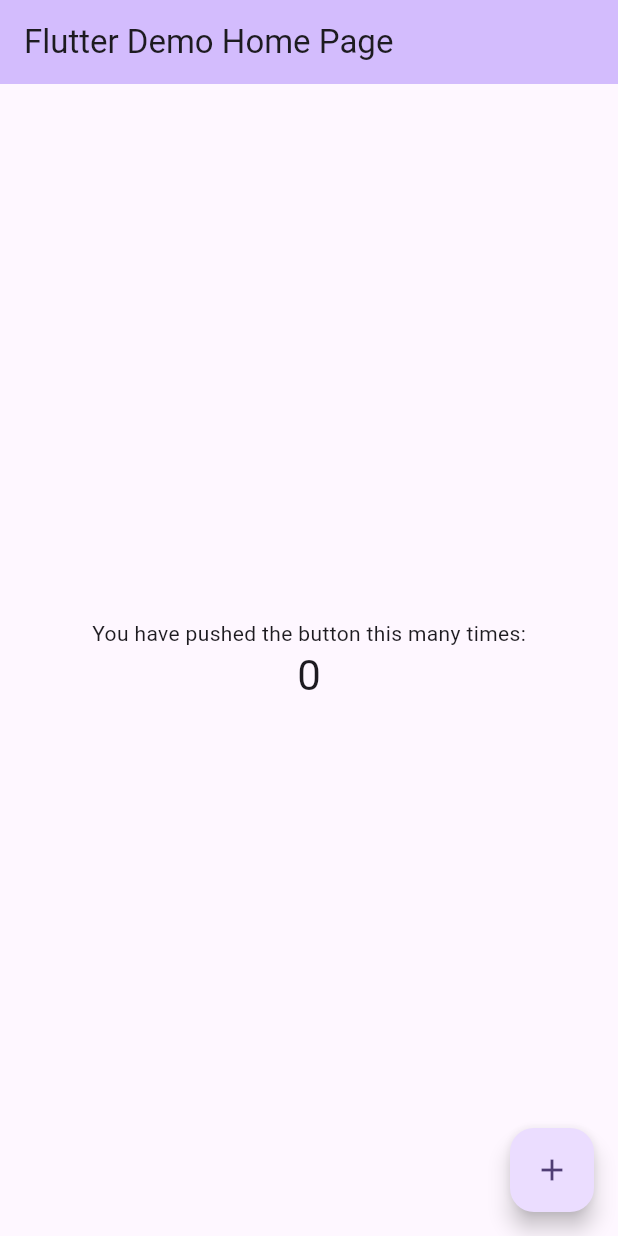
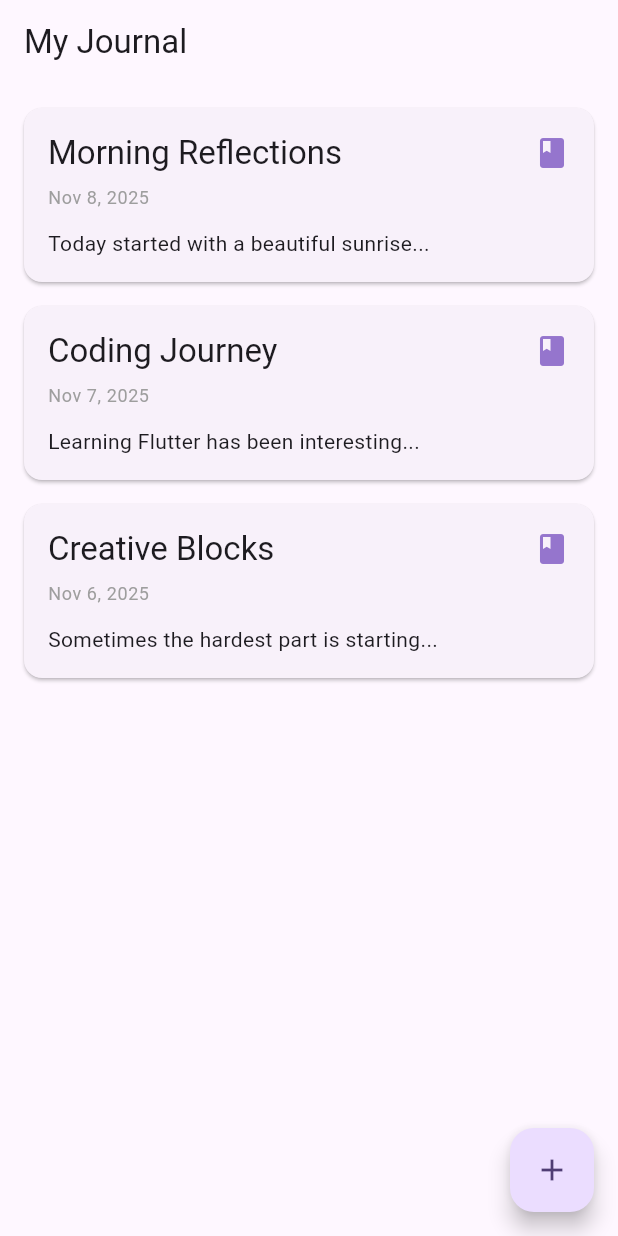
Before and after one commit to JardelK467/JournalCapture, a Flutter app: the screen it shows after launch, on a phone screen of 412 x 824 dp. Run offline on Flutter 3.47's test engine with Material 3 defaults, Android fonts, the phone set to English and light mode, and no system bars.

Commit message:
WIP: Page transition and dependencies for photo capture

```diff
--- a/lib/main.dart
+++ b/lib/main.dart
@@ -1,125 +1,68 @@
 import 'package:flutter/material.dart';
+import 'package:journal_capture/pages/journal_list_screen.dart';
 
 void main() {
-  runApp(const MyApp());
+  WidgetsFlutterBinding.ensureInitialized();
+
+  // Set up global error handling
+  FlutterError.onError = (FlutterErrorDetails details) {
+    debugPrint('🔴 Flutter Error: ${details.exception}');
+    debugPrint('Stack trace: ${details.stack}');
+  };
+
+  // Set up custom error widget
+  ErrorWidget.builder = (FlutterErrorDetails details) {
+    return Material(
+      child: Container(
+        padding: const EdgeInsets.all(16),
+        child: Text('An error occurred: ${details.exception}'),
+      ),
+    );
+  };
+
+  debugPrint('📱 Starting JournalCapture app...');
+  runApp(const JournalCaptureApp());
 }
 
-class MyApp extends StatelessWidget {
-  const MyApp({super.key});
+class JournalCaptureApp extends StatelessWidget {
 
-  // This widget is the root of your application.
+  const JournalCaptureApp({super.key});
+
   @override
   Widget build(BuildContext context) {
     return MaterialApp(
-      title: 'Flutter Demo',
+      title: 'JournalCapture',
       theme: ThemeData(
-        // This is the theme of your application.
-        //
-        // TRY THIS: Try running your application with "flutter run". You'll see
-        // the application has a purple toolbar. Then, without quitting the app,
-        // try changing the seedColor in the colorScheme below to Colors.green
-        // and then invoke "hot reload" (save your changes or press the "hot
-        // reload" button in a Flutter-supported IDE, or press "r" if you used
-        // the command line to start the app).
-        //
-        // Notice that the counter didn't reset back to zero; the application
-        // state is not lost during the reload. To reset the state, use hot
-        // restart instead.
-        //
-        // This works for code too, not just values: Most code changes can be
-        // tested with just a hot reload.
         colorScheme: ColorScheme.fromSeed(seedColor: Colors.deepPurple),
         useMaterial3: true,
       ),
-      home: const MyHomePage(title: 'Flutter Demo Home Page'),
+      home: const JournalListScreen(),
     );
   }
 }
 
-class MyHomePage extends StatefulWidget {
-  const MyHomePage({super.key, required this.title});
-
-  // This widget is the home page of your application. It is stateful, meaning
-  // that it has a State object (defined below) that contains fields that affect
-  // how it looks.
-
-  // This class is the configuration for the state. It holds the values (in this
-  // case the title) provided by the parent (in this case the App widget) and
-  // used by the build method of the State. Fields in a Widget subclass are
-  // always marked "final".
-
-  final String title;
-
-  @override
-  State<MyHomePage> createState() => _MyHomePageState();
-}
-
-class _MyHomePageState extends State<MyHomePage> {
-  int _counter = 0;
-
-  void _incrementCounter() {
-    setState(() {
-      // This call to setState tells the Flutter framework that something has
-      // changed in this State, which causes it to rerun the build method below
-      // so that the display can reflect the updated values. If we changed
-      // _counter without calling setState(), then the build method would not be
-      // called again, and so nothing would appear to happen.
-      _counter++;
-    });
-  }
-
-  @override
-  Widget build(BuildContext context) {
-    // This method is rerun every time setState is called, for instance as done
-    // by the _incrementCounter method above.
-    //
-    // The Flutter framework has been optimized to make rerunning build methods
-    // fast, so that you can just rebuild anything that needs updating rather
-    // than having to individually change instances of widgets.
-    return Scaffold(
-      appBar: AppBar(
-        // TRY THIS: Try changing the color here to a specific color (to
-        // Colors.amber, perhaps?) and trigger a hot reload to see the AppBar
-        // change color while the other colors stay the same.
-        backgroundColor: Theme.of(context).colorScheme.inversePrimary,
-        // Here we take the value from the MyHomePage object that was created by
-        // the App.build method, and use it to set our appbar title.
-        title: Text(widget.title),
-      ),
-      body: Center(
-        // Center is a layout widget. It takes a single child and positions it
-        // in the middle of the parent.
-        child: Column(
-          // Column is also a layout widget. It takes a list of children and
-          // arranges them vertically. By default, it sizes itself to fit its
-          // children horizontally, and tries to be as tall as its parent.
-          //
-          // Column has various properties to control how it sizes itself and
-          // how it positions its children. Here we use mainAxisAlignment to
-          // center the children vertically; the main axis here is the vertical
-          // axis because Columns are vertical (the cross axis would be
-          // horizontal).
-          //
-          // TRY THIS: Invoke "debug painting" (choose the "Toggle Debug Paint"
-          // action in the IDE, or press "p" in the console), to see the
-          // wireframe for each widget.
-          mainAxisAlignment: MainAxisAlignment.center,
-          children: <Widget>[
-            const Text(
-              'You have pushed the button this many times:',
-            ),
-            Text(
-              '$_counter',
-              style: Theme.of(context).textTheme.headlineMedium,
-            ),
-          ],
-        ),
-      ),
-      floatingActionButton: FloatingActionButton(
-        onPressed: _incrementCounter,
-        tooltip: 'Increment',
-        child: const Icon(Icons.add),
-      ), // This trailing comma makes auto-formatting nicer for build methods.
-    );
-  }
-}
+// LEARNING NOTES FOR YOU:
+//
+// 1. AnimationController: Not used directly here because PageRouteBuilder
+//    provides the animation object automatically. But it works the same way.
+//
+// 2. Matrix4.identity(): Creates a 4x4 transformation matrix
+//    - setEntry(3, 2, 0.003): Adds perspective (makes far things look smaller)
+//    - rotateY(): Rotates around the Y-axis (vertical axis)
+//
+// 3. The animation value goes from 0 to 1:
+//    - At 0: No rotation (page is flat)
+//    - At 1: Full rotation (page has turned)
+//
+// 4. Try changing these values to see the effect:
+//    - transitionDuration: Speed of the animation
+//    - Curves: Movement feel (easeInOut, bounceOut, etc.)
+//    - 0.003 in setEntry: Perspective strength
+//    - math.pi / 2: Rotation amount (try math.pi / 3 for less rotation)
+//    - alignment: Try Alignment.centerRight for opposite direction
+//
+// NEXT STEPS:
+// 1. Run this code and feel the animation
+// 2. Experiment with the values mentioned above
+// 3. Try adding a shadow overlay for more depth
+// 4. Consider adding a "page curl" effect on the edge
--- /dev/null
+++ b/lib/pages/journal_list_screen.dart
@@ -0,0 +1,104 @@
+import 'package:flutter/material.dart';
+import 'package:journal_capture/model/journal_entry_model.dart';
+import 'package:journal_capture/widgets/animations/page_turn_transition.dart';
+import 'package:journal_capture/pages/journal_details_screen.dart';
+// Mock data
+final List<JournalEntry> mockEntries = [
+  JournalEntry(
+    id: 1,
+    title: "Morning Reflections",
+    date: "Nov 8, 2025",
+    preview: "Today started with a beautiful sunrise...",
+    content:
+        "Today started with a beautiful sunrise. The colors reminded me of watercolor paintings I used to make as a child. There's something profound about beginnings - each morning is a fresh page.\n\nI've been thinking about creativity lately. How it flows and ebbs like the tide. The Artist's Way has taught me that showing up is half the battle.",
+  ),
+  JournalEntry(
+    id: 2,
+    title: "Coding Journey",
+    date: "Nov 7, 2025",
+    preview: "Learning Flutter has been interesting...",
+    content:
+        "Learning Flutter has been an interesting experience. The declarative approach feels natural after Jetpack Compose, but there are subtle differences.\n\nToday I worked on understanding animations. The way Flutter handles them is elegant - AnimationController, Tween, and AnimatedBuilder work together beautifully.",
+  ),
+  JournalEntry(
+    id: 3,
+    title: "Creative Blocks",
+    date: "Nov 6, 2025",
+    preview: "Sometimes the hardest part is starting...",
+    content:
+        "Sometimes the hardest part is starting. I sat with my journal for 20 minutes before writing anything. But that's part of the process.\n\nThe morning pages don't have to be profound. They just have to be. Three pages of stream of consciousness, no editing, no judgment.",
+  ),
+];
+// Journal List Screen
+class JournalListScreen extends StatelessWidget {
+  const JournalListScreen({super.key});
+
+  @override
+  Widget build(BuildContext context) {
+    return Scaffold(
+      appBar: AppBar(
+        title: const Text('My Journal'),
+        elevation: 0,
+      ),
+      body: ListView.builder(
+        padding: const EdgeInsets.all(16),
+        itemCount: mockEntries.length,
+        itemBuilder: (context, index) {
+          final entry = mockEntries[index];
+          return Card(
+            margin: const EdgeInsets.only(bottom: 16),
+            child: InkWell(
+              onTap: () {
+                // Use the custom page turn transition
+                Navigator.push(
+                  context,
+                  PageTurnTransition(
+                    child: JournalDetailScreen(entry: entry),
+                  ),
+                );
+              },
+              child: Padding(
+                padding: const EdgeInsets.all(16),
+                child: Column(
+                  crossAxisAlignment: CrossAxisAlignment.start,
+                  children: [
+                    Row(
+                      mainAxisAlignment: MainAxisAlignment.spaceBetween,
+                      children: [
+                        Text(
+                          entry.title,
+                          style: Theme.of(context).textTheme.titleLarge,
+                        ),
+                        Icon(Icons.book, color: Colors.deepPurple.shade300),
+                      ],
+                    ),
+                    const SizedBox(height: 8),
+                    Text(
+                      entry.date,
+                      style: Theme.of(context).textTheme.bodySmall?.copyWith(
+                            color: Colors.grey,
+                          ),
+                    ),
+                    const SizedBox(height: 12),
+                    Text(
+                      entry.preview,
+                      style: Theme.of(context).textTheme.bodyMedium,
+                      maxLines: 2,
+                      overflow: TextOverflow.ellipsis,
+                    ),
+                  ],
+                ),
+              ),
+            ),
+          );
+        },
+      ),
+      floatingActionButton: FloatingActionButton(
+        onPressed: () {
+          // TODO: Navigate to create new entry
+        },
+        child: const Icon(Icons.add),
+      ),
+    );
+  }
+}
```
Also changed, not shown: lib/model/journal_entry_model.dart (added, +16 -0 lines), lib/pages/journal_details_screen.dart (added, +56 -0 lines), lib/widgets/animations/page_turn_transition.dart (added, +121 -0 lines), pubspec.yaml (+12 -1 lines), lib/pages/home_screen.dart (added), pubspec.lock, 20 other files.
